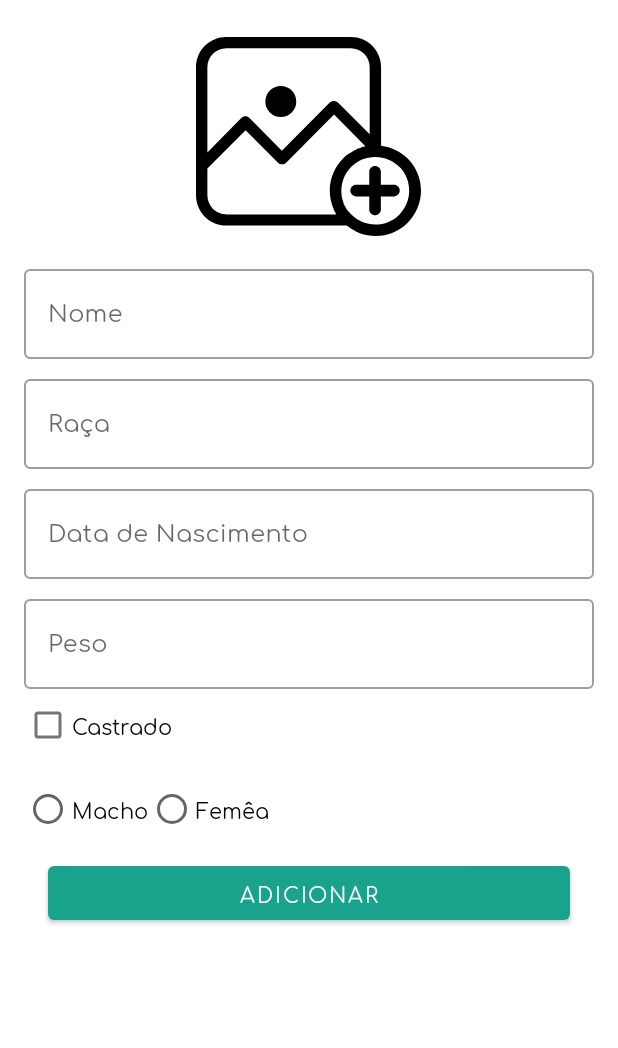
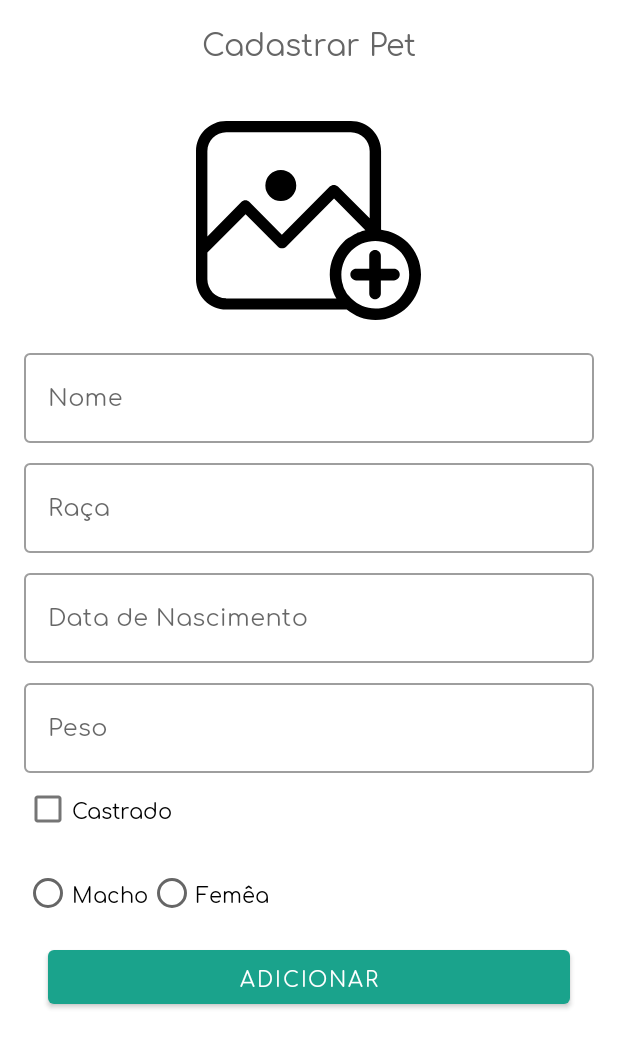
Before and after one commit to vitorruiz/uvets-android, an Android app: the fragment CreatePetFragment placed in its activity, on a phone screen of 412 x 824 dp. Shown: the top 1048 px of the screen. Run offline under Robolectric (Android 15) with nearby library versions, the phone set to English and light mode, and no system bars; our stand-ins replace Picasso, RxJava; libraries missing offline, so code that uses them is left out: com.ncapdevi.fragnav, com.orhanobut.hawk, id.zelory.compressor, pl.aprilapps.easyphotopicker; pictures from the network do not load; 1 statement that could not run was skipped.

Commit message:
tela de sobre e restruturação da toolbar

```diff
--- a/app/build.gradle
+++ b/app/build.gradle
@@ -94,7 +94,7 @@ dependencies {
     // Gson
     implementation "com.google.code.gson:gson:$gson_version"
 
-    implementation 'com.ncapdevi:frag-nav:2.4.0'
+    implementation 'com.ncapdevi:frag-nav:3.2.0'
     implementation 'com.afollestad.material-dialogs:core:2.0.3'
     implementation 'br.com.concrete:canarinho:2.0.1'
     implementation "com.orhanobut:hawk:2.0.1"
--- a/app/src/main/AndroidManifest.xml
+++ b/app/src/main/AndroidManifest.xml
@@ -13,7 +13,7 @@
         android:label="@string/app_name"
         android:roundIcon="@mipmap/ic_launcher_round"
         android:supportsRtl="true"
-        android:theme="@style/Theme.UVets"
+        android:theme="@style/Theme.UVets.NoActionBar"
         android:usesCleartextTraffic="true">
         <activity
             android:name="br.com.uvets.uvetsandroid.ui.MainActivity"
--- a/app/src/main/java/br/com/uvets/uvetsandroid/ui/ContainerActivity.kt
+++ b/app/src/main/java/br/com/uvets/uvetsandroid/ui/ContainerActivity.kt
@@ -67,7 +67,7 @@ class ContainerActivity : AppCompatActivity() {
         super.onCreate(savedInstanceState)
         val viewNoActionBar = intent?.extras?.getBoolean(VIEW_NO_ACTION_BAR)
         if (viewNoActionBar != null && viewNoActionBar) {
-            setTheme(R.style.Theme_UVets_NoActionBar)
+            //setTheme(R.style.Theme_UVets_NoActionBar)
         }
 
         (intent?.extras?.getSerializable(VIEW_ID_PARAM) as ContainerView?).apply {
@@ -79,16 +79,16 @@ class ContainerActivity : AppCompatActivity() {
                     CreatePetFragment.updateInstance(intent!!.extras!!.getParcelable(PET_PARAM)!!)
                 ContainerView.LOGIN -> fragmentToLoad = LoginFragment()
                 null -> {
-                    setTheme(R.style.Theme_UVets_NoActionBar)
+                    //setTheme(R.style.Theme_UVets_NoActionBar)
                     fragmentToLoad = LoginFragment()
                 }
             }
 
             setContentView(R.layout.activity_container)
             loadFragment(fragmentToLoad)
-            if (viewNoActionBar != null && !viewNoActionBar) {
-                supportActionBar?.setDisplayHomeAsUpEnabled(true)
-            }
+//            if (viewNoActionBar != null && !viewNoActionBar) {
+//                supportActionBar?.setDisplayHomeAsUpEnabled(true)
+//            }
         }
 
 
--- a/app/src/main/java/br/com/uvets/uvetsandroid/ui/base/BaseFragment.kt
+++ b/app/src/main/java/br/com/uvets/uvetsandroid/ui/base/BaseFragment.kt
@@ -4,20 +4,25 @@ import android.os.Bundle
 import android.view.LayoutInflater
 import android.view.View
 import android.view.ViewGroup
+import androidx.appcompat.app.AppCompatActivity
 import androidx.fragment.app.Fragment
 import br.com.uvets.uvetsandroid.business.network.RestError
 import br.com.uvets.uvetsandroid.showErrorToast
 import br.com.uvets.uvetsandroid.showSuccessToast
 import br.com.uvets.uvetsandroid.ui.ContainerActivity
+import br.com.uvets.uvetsandroid.ui.MainActivity
+import com.ncapdevi.fragnav.FragNavController
 import kotlinx.android.synthetic.main.include_loading_container.*
+import kotlinx.android.synthetic.main.include_toolbar.*
 
-abstract class BaseFragment : Fragment(), BaseNavigator {
+abstract class BaseFragment : Fragment(), BaseNavigator, IOnBackPressed {
 
     override fun onCreateView(inflater: LayoutInflater, container: ViewGroup?, savedInstanceState: Bundle?): View? {
         return inflater.inflate(getLayoutResource(), container, false)
     }
 
     override fun onViewCreated(view: View, savedInstanceState: Bundle?) {
+        setUpToolbar()
         initComponents(view)
         super.onViewCreated(view, savedInstanceState)
     }
@@ -49,7 +54,41 @@ abstract class BaseFragment : Fragment(), BaseNavigator {
         activity?.finish()
     }
 
+    protected fun getNavigationController(): FragNavController? {
+        return (activity as? MainActivity)?.fragNavController
+    }
+
+    protected fun setUpToolbar() {
+        val parentActivity = (activity as? AppCompatActivity)
+        if (toolbar != null) {
+            setTitle(getTile())
+            parentActivity?.setSupportActionBar(toolbar)
+            parentActivity?.supportActionBar?.setDisplayShowTitleEnabled(false)
+            getNavigationController()?.let {
+                if (!it.isRootFragment) {
+                    parentActivity?.supportActionBar?.setDisplayHomeAsUpEnabled(true)
+                }
+            }
+        }
+    }
+
+    protected open fun setTitle(title: String?) {
+        if (toolbarTitle != null) {
+            toolbarTitle.text = title
+        }
+    }
+
+    override fun onBackPressed() {
+
+    }
+
+    protected open fun getTile(): String? = null
+
     protected abstract fun getLayoutResource(): Int
 
     protected abstract fun initComponents(rootView: View)
 }
+
+interface IOnBackPressed {
+    fun onBackPressed()
+}
--- a/app/src/main/java/br/com/uvets/uvetsandroid/ui/createpet/CreatePetFragment.kt
+++ b/app/src/main/java/br/com/uvets/uvetsandroid/ui/createpet/CreatePetFragment.kt
@@ -75,9 +75,9 @@ class CreatePetFragment : BaseFragment(), CreatePetNavigator {
 
     private fun setUpView() {
         if (mPet == null) {
-            activity?.title = "Cadastrar Pet"
+            setTitle("Cadastrar Pet")
         } else {
-            activity?.title = "Editar Pet"
+            setTitle("Editar Pet")
             btCreatePet.text = "Salvar"
         }
 
--- a/app/src/main/java/br/com/uvets/uvetsandroid/ui/vetlist/VetListFragment.kt
+++ b/app/src/main/java/br/com/uvets/uvetsandroid/ui/vetlist/VetListFragment.kt
@@ -17,6 +17,10 @@ class VetListFragment : BaseFragment() {
         return R.layout.fragment_vet_list
     }
 
+    override fun getTile(): String? {
+        return "Veterinários"
+    }
+
     override fun initComponents(rootView: View) {
         mViewModel.attachNavigator(this)
 
@@ -27,8 +31,6 @@ class VetListFragment : BaseFragment() {
     }
 
     private fun setUpView() {
-        activity!!.title = "Veterinários"
-
         mVetAdapter = VetAdapter(context!!, arrayListOf())
         rvVetList.layoutManager = androidx.recyclerview.widget.LinearLayoutManager(context)
         rvVetList.adapter = mVetAdapter
--- a/app/src/main/res/layout/fragment_create_pet.xml
+++ b/app/src/main/res/layout/fragment_create_pet.xml
@@ -1,12 +1,15 @@
 <?xml version="1.0" encoding="utf-8"?>
-<RelativeLayout xmlns:android="http://schemas.android.com/apk/res/android"
+<androidx.coordinatorlayout.widget.CoordinatorLayout xmlns:android="http://schemas.android.com/apk/res/android"
     xmlns:app="http://schemas.android.com/apk/res-auto"
     android:layout_width="match_parent"
     android:layout_height="match_parent">
 
-    <ScrollView
+    <include layout="@layout/include_toolbar" />
+
+    <androidx.core.widget.NestedScrollView
         android:layout_width="match_parent"
-        android:layout_height="match_parent">
+        android:layout_height="match_parent"
+        app:layout_behavior="@string/appbar_scrolling_view_behavior">
 
         <LinearLayout
             android:layout_width="match_parent"
@@ -132,8 +135,8 @@
 
         </LinearLayout>
 
-    </ScrollView>
+    </androidx.core.widget.NestedScrollView>
 
     <include layout="@layout/include_loading_container" />
 
-</RelativeLayout>
+</androidx.coordinatorlayout.widget.CoordinatorLayout>
--- /dev/null
+++ b/app/src/main/res/layout/include_toolbar.xml
@@ -0,0 +1,28 @@
+<?xml version="1.0" encoding="utf-8"?>
+<com.google.android.material.appbar.AppBarLayout xmlns:android="http://schemas.android.com/apk/res/android"
+    xmlns:app="http://schemas.android.com/apk/res-auto"
+    xmlns:tools="http://schemas.android.com/tools"
+    android:layout_width="match_parent"
+    android:layout_height="wrap_content"
+    android:theme="@style/Theme.UVets.AppBarOverlay"
+    app:liftOnScroll="true">
+
+    <androidx.appcompat.widget.Toolbar
+        android:id="@+id/toolbar"
+        android:layout_width="match_parent"
+        android:layout_height="?attr/actionBarSize"
+        android:theme="@style/Widget.UVets.Toolbar.Light"
+        app:contentInsetStartWithNavigation="0dp"
+        app:popupTheme="@style/ThemeOverlay.MaterialComponents.Light">
+
+        <TextView
+            android:id="@+id/toolbarTitle"
+            android:layout_width="wrap_content"
+            android:layout_height="wrap_content"
+            android:layout_gravity="center"
+            android:textAppearance="@style/Widget.UVets.Toolbar.Title.Light"
+            tools:text="Title" />
+
+    </androidx.appcompat.widget.Toolbar>
+
+</com.google.android.material.appbar.AppBarLayout>
--- a/app/src/main/res/values/styles.xml
+++ b/app/src/main/res/values/styles.xml
@@ -33,6 +33,18 @@
         <item name="floatingActionButtonStyle">@style/Widget.UVets.FloatingActionButton</item>
     </style>
 
+    <style name="Theme.UVets.AppBarOverlay" parent="ThemeOverlay.MaterialComponents.Dark.ActionBar" />
+
+    <style name="Widget.UVets.Toolbar.Light" parent="@style/Theme.UVets.NoActionBar">
+        <item name="android:background">@android:color/background_light</item>
+        <item name="colorControlNormal">@color/grey_60</item>
+        <item name="android:textColorPrimary">@color/grey_60</item>
+    </style>
+
+    <style name="Widget.UVets.Toolbar.Title.Light" parent="TextAppearance.Widget.AppCompat.Toolbar.Title">
+        <item name="android:textColor">@color/grey_60</item>
+    </style>
+
     <style name="Widget.UVets.Toolbar" parent="Widget.AppCompat.Toolbar">
         <item name="android:background">@drawable/gradient_primary_toolbar</item>
     </style>
```
Also changed, not shown: app/src/main/java/br/com/uvets/uvetsandroid/FragNavExt.kt (added, +34 -0 lines), app/src/main/java/br/com/uvets/uvetsandroid/ui/MainActivity.kt (+25 -7 lines), app/src/main/java/br/com/uvets/uvetsandroid/ui/about/AboutFragment.kt (added, +22 -0 lines), app/src/main/java/br/com/uvets/uvetsandroid/ui/petlist/PetListFragment.kt (+7 -16 lines), app/src/main/java/br/com/uvets/uvetsandroid/ui/petlist/PetListViewModel.kt (+11 -6 lines), app/src/main/java/br/com/uvets/uvetsandroid/ui/profile/ProfileFragment.kt (+6 -2 lines), app/src/main/res/layout/about_fragment.xml (added, +115 -0 lines), app/src/main/res/layout/fragment_pet_list.xml (+9 -10 lines), app/src/main/res/layout/fragment_profile.xml (+11 -5 lines), app/src/main/res/layout/fragment_vet_list.xml (+9 -9 lines).
